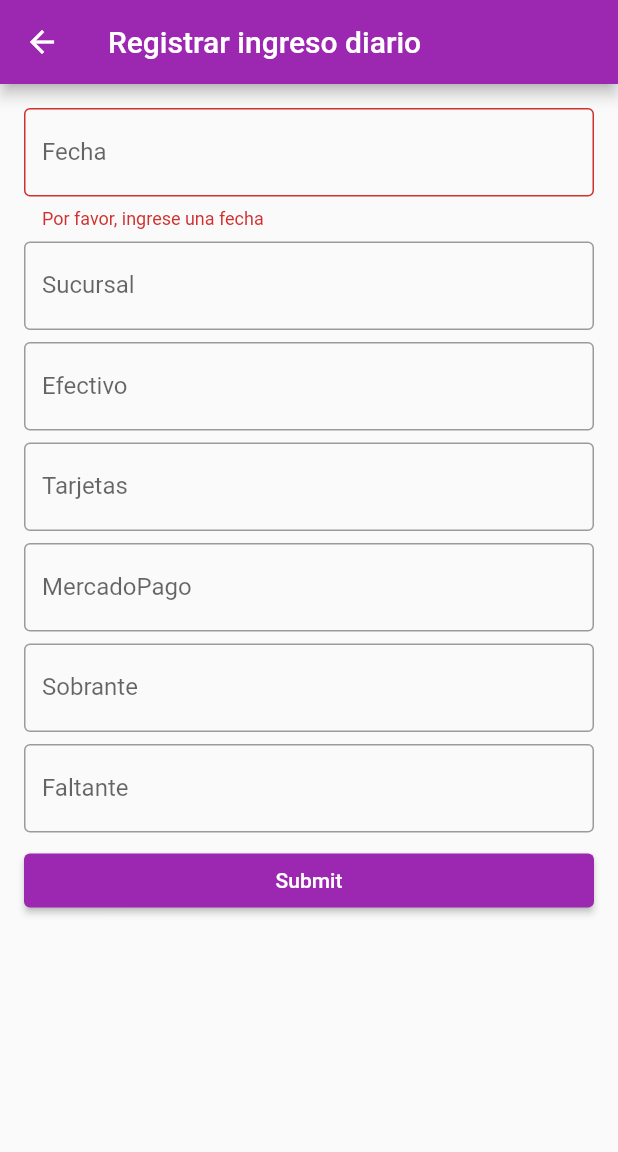
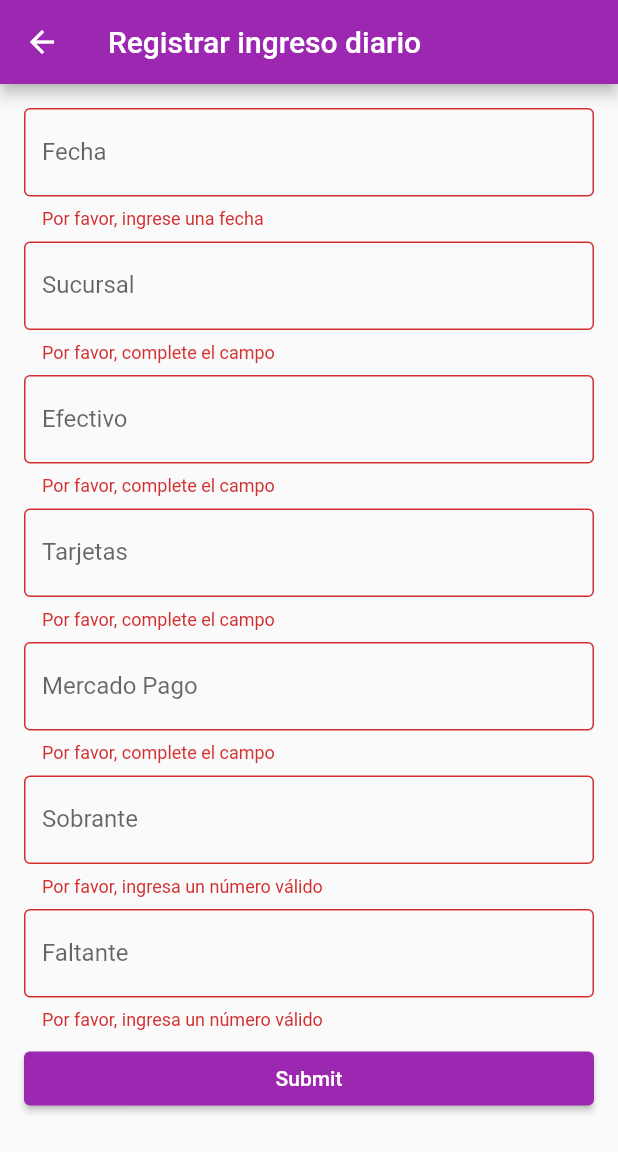
Before and after one commit to ubonano/fin_del_mundo_management, a Flutter app: the DailyIncomeFormPage screen opened by its route, after a tap on "Submit", on a phone screen of 412 x 824 dp. Shown: the top 1152 px of the screen. Run offline on Flutter 3.47's test engine with Material 2 defaults, Android fonts, the light colour scheme and no system bars; our stand-ins replace auto_route, cloud_firestore, faker, firebase_core, get_it, rxdart; accounts and stored records are empty; statements that could not run were skipped.

Commit message:
form fields refac

```diff
--- a/lib/ui/pages/daily_income/daily_income_form_page.dart
+++ b/lib/ui/pages/daily_income/daily_income_form_page.dart
@@ -1,5 +1,4 @@
 import 'package:auto_route/auto_route.dart';
-import 'package:fin_del_mundo_management/utils/app_validators.dart';
 import 'package:flutter/material.dart';
 import '../../../controllers/daily_income_controller.dart';
 import '../../../models/daily_income.dart';
@@ -32,8 +31,6 @@ class _DailyIncomeFormPageState extends State<DailyIncomeFormPage> {
   Widget build(BuildContext context) {
     router = AutoRouter.of(context);
 
-    // TODO Agregar las validaciones en los campos
-
     return Scaffold(
       appBar: AppBar(title: const Text('Registrar ingreso diario')),
       body: Form(
@@ -42,45 +39,44 @@ class _DailyIncomeFormPageState extends State<DailyIncomeFormPage> {
           padding: const EdgeInsets.all(16.0),
           children: <Widget>[
             AppFormFields.date(
-                controller: _dateController,
-                labelText: 'Fecha',
-                onFieldSubmitted: (value) => _submit(),
-                validator: AppValidators.date),
+              labelText: 'Fecha',
+              required: true,
+              controller: _dateController,
+              onFieldSubmitted: (value) => _submit(),
+            ),
             AppFormFields.text(
               labelText: 'Sucursal',
+              required: true,
               controller: _branchController,
               onFieldSubmitted: (value) => _submit(),
-              // validator: AppValidators.password,
             ),
             AppFormFields.number(
               labelText: 'Efectivo',
+              required: true,
               controller: _cashController,
               onFieldSubmitted: (value) => _submit(),
-              // validator: AppValidators.password,
             ),
             AppFormFields.number(
               labelText: 'Tarjetas',
+              required: true,
               controller: _cardsController,
               onFieldSubmitted: (value) => _submit(),
-              // validator: AppValidators.password,
             ),
             AppFormFields.number(
-              labelText: 'MercadoPago',
+              labelText: 'Mercado Pago',
+              required: true,
               controller: _mercadoPagoController,
               onFieldSubmitted: (value) => _submit(),
-              // validator: AppValidators.password,
             ),
             AppFormFields.number(
               labelText: 'Sobrante',
               controller: _surplusController,
               onFieldSubmitted: (value) => _submit(),
-              // validator: AppValidators.password,
             ),
             AppFormFields.number(
               labelText: 'Faltante',
               controller: _shortageController,
               onFieldSubmitted: (value) => _submit(),
-              // validator: AppValidators.password,
             ),
             ElevatedButton(
               onPressed: _submit,
@@ -110,11 +106,12 @@ class _DailyIncomeFormPageState extends State<DailyIncomeFormPage> {
             shortage: double.parse(_shortageController.text),
           ),
         );
-        _showSnackbar('Ingreso diario guardado!');
+
+        _showSnackbar('Ingreso diario guardado');
 
         router?.pop();
       } catch (e) {
-        _showSnackbar('Error writing order: $e');
+        _showSnackbar('Ocurrio un error');
       }
     }
   }
--- a/lib/ui/widgets/app_form_fields.dart
+++ b/lib/ui/widgets/app_form_fields.dart
@@ -1,4 +1,64 @@
 import 'package:flutter/material.dart';
+
+import '../../utils/app_validators.dart';
+
+class AppFormFields {
+  static Widget text({
+    required TextEditingController controller,
+    required String labelText,
+    void Function(String)? onFieldSubmitted,
+    bool obscureText = false,
+    bool required = false,
+    bool enabled = true,
+  }) {
+    return _AppTextField(
+      controller: controller,
+      onFieldSubmitted: onFieldSubmitted,
+      labelText: labelText,
+      obscureText: obscureText,
+      enabled: enabled,
+      validator: (value) => AppValidators.text(value, required: required),
+    );
+  }
+
+  static Widget number({
+    required TextEditingController controller,
+    required String labelText,
+    void Function(String)? onFieldSubmitted,
+    bool obscureText = false,
+    bool required = false,
+    bool enabled = true,
+  }) {
+    return _AppTextField(
+      controller: controller,
+      onFieldSubmitted: onFieldSubmitted,
+      labelText: labelText,
+      obscureText: obscureText,
+      keyboardType: TextInputType.number,
+      enabled: enabled,
+      validator: (value) => AppValidators.number(value, required: required),
+    );
+  }
+
+  static Widget date({
+    required TextEditingController controller,
+    required String labelText,
+    void Function(String)? onFieldSubmitted,
+    bool obscureText = false,
+    bool enabled = true,
+    bool required = false,
+  }) {
+    return _AppTextField(
+      controller: controller,
+      labelText: labelText,
+      onFieldSubmitted: onFieldSubmitted,
+      enabled: enabled,
+      obscureText: obscureText,
+      keyboardType: TextInputType.datetime,
+      validator: (value) => AppValidators.date(value, required: required),
+    );
+  }
+}
 
 class _AppTextField extends StatelessWidget {
   final TextEditingController controller;
@@ -14,9 +74,9 @@ class _AppTextField extends StatelessWidget {
     required this.labelText,
     this.keyboardType,
     this.obscureText = false,
+    this.onFieldSubmitted,
+    this.validator,
     this.enabled = true,
-    this.validator,
-    this.onFieldSubmitted,
   });
 
   @override
@@ -38,53 +98,3 @@ class _AppTextField extends StatelessWidget {
     );
   }
 }
-
-class AppFormFields {
-  static Widget text({
-    required TextEditingController controller,
-    required String labelText,
-    String? Function(String?)? validator,
-    void Function(String)? onFieldSubmitted,
-    bool obscureText = false,
-  }) {
-    return _AppTextField(
-      controller: controller,
-      onFieldSubmitted: onFieldSubmitted,
-      labelText: labelText,
-      obscureText: obscureText,
-      validator: validator,
-    );
-  }
-
-  static Widget number(
-      {required TextEditingController controller,
-      required String labelText,
-      String? Function(String?)? validator,
-      void Function(String)? onFieldSubmitted}) {
-    return _AppTextField(
-      controller: controller,
-      onFieldSubmitted: onFieldSubmitted,
-      labelText: labelText,
-      keyboardType: TextInputType.number,
-      validator: validator,
-    );
-  }
-
-  static Widget date({
-    required TextEditingController controller,
-    required String labelText,
-    bool enabled = true,
-    void Function(String)? onFieldSubmitted,
-    String? Function(String?)? validator,
-  }) {
-    return _AppTextField(
-      controller: controller,
-      onFieldSubmitted: onFieldSubmitted,
-      labelText: labelText,
-      keyboardType: TextInputType.datetime,
-      enabled: enabled,
-      validator: validator,
-      // validator: AppValidators.date,
-    );
-  }
-}
--- a/lib/utils/app_validators.dart
+++ b/lib/utils/app_validators.dart
@@ -12,6 +12,24 @@ class AppValidators {
     return null;
   }
 
+  static String? text(String? value, {bool required = true}) {
+    if (_isEmptyOrNull(value, required)) {
+      return 'Por favor, complete el campo';
+    }
+    return null;
+  }
+
+  static String? number(String? value, {bool required = true}) {
+    if (_isEmptyOrNull(value, required)) {
+      return 'Por favor, complete el campo';
+    }
+
+    if (double.tryParse(value!) == null) {
+      return 'Por favor, ingresa un número válido';
+    }
+    return null;
+  }
+
   static bool _isEmptyOrNull(String? value, bool required) {
     return required && (value == null || value.isEmpty);
   }
```
